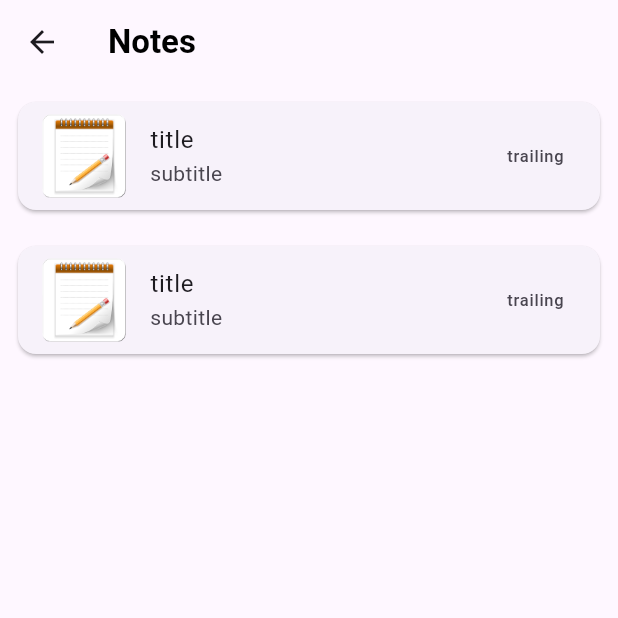
After one commit to AbdullahAlsafty/php_notes_app, a Flutter app: the NotesView screen opened by its route, on a phone screen of 412 x 824 dp, the top half of it. The commit adds this screen. Run offline on Flutter 3.47's test engine with Material 3 defaults, Android fonts, the phone set to English and light mode, and no system bars.

```diff
--- /dev/null
+++ b/lib/cor/componants/custom_list_tile.dart
@@ -0,0 +1,21 @@
+import 'package:flutter/material.dart';
+import 'package:php_notes_app/cor/constants/kassets.dart';
+
+class CustomListTile extends StatelessWidget {
+  const CustomListTile({super.key});
+
+  @override
+  Widget build(BuildContext context) {
+    return InkWell(
+      onTap: () {},
+      child: Card(
+        child: ListTile(
+          leading: Image.asset(Kassets.kLogo),
+          title: Text('title'),
+          subtitle: Text('subtitle'),
+          trailing: Text('trailing'),
+        ),
+      ),
+    );
+  }
+}
--- a/lib/cor/constants/kroutes.dart
+++ b/lib/cor/constants/kroutes.dart
@@ -1,11 +1,14 @@
 import 'package:flutter/material.dart';
 import 'package:php_notes_app/views/auth/login/signin_view.dart';
 import 'package:php_notes_app/views/auth/signUp/sign_up_view.dart';
+import 'package:php_notes_app/views/notes/notes_view.dart';
 
-const String kSignup = '/';
-const String kSignin = '/login';
+const String kSignup = 'signup';
+const String kSignin = 'login';
+const String kNotesview = 'notesview';
 
 Map<String, Widget Function(BuildContext)> kRoutes = {
   kSignup: (context) => SignUpView(),
   kSignin: (context) => SigninView(),
+  kNotesview: (context) => NotesView(),
 };
--- /dev/null
+++ b/lib/views/notes/notes_view.dart
@@ -0,0 +1,26 @@
+import 'package:flutter/material.dart';
+import 'package:php_notes_app/cor/constants/kstyles.dart';
+import 'package:php_notes_app/views/notes/notes_view_body.dart';
+
+class NotesView extends StatelessWidget {
+  const NotesView({super.key});
+
+  @override
+  Widget build(BuildContext context) {
+    return Scaffold(
+      appBar: AppBar(
+        title: Text(
+          'Notes',
+          style: Kstyles.kTextStyle(22),
+        ),
+        leading: IconButton(
+          icon: Icon(Icons.arrow_back),
+          onPressed: () {
+            Navigator.pop(context); // رجوع للصفحة السابقة
+          },
+        ),
+      ),
+      body: NotesViewBody(),
+    );
+  }
+}
--- /dev/null
+++ b/lib/views/notes/notes_view_body.dart
@@ -0,0 +1,18 @@
+import 'package:flutter/material.dart';
+import 'package:php_notes_app/cor/componants/custom_list_tile.dart';
+
+class NotesViewBody extends StatelessWidget {
+  const NotesViewBody({super.key});
+
+  @override
+  Widget build(BuildContext context) {
+    return ListView.builder(
+        itemCount: 2,
+        itemBuilder: (context, index) {
+          return Padding(
+            padding: const EdgeInsets.all(8.0),
+            child: CustomListTile(),
+          );
+        });
+  }
+}
```
Also changed, not shown: lib/cor/api_server.dart (added, +35 -0 lines), lib/cor/componants/custom_text_form_fild.dart (+5 -2 lines), lib/views/auth/login/signin_view_body.dart (+23 -3 lines), lib/views/auth/signUp/sign_up_view_body.dart (+21 -2 lines), pubspec.yaml (+4 -15 lines), pubspec.lock, 1 other file.
